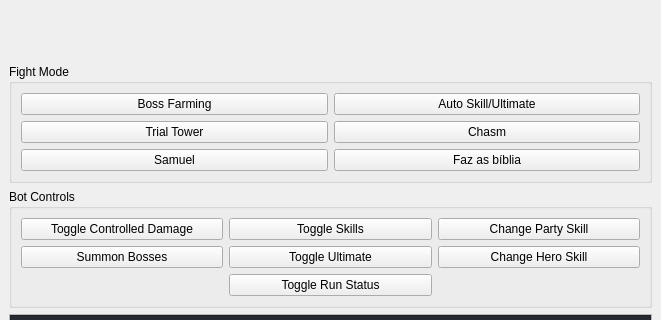
Qt form gui/mainwindow.ui (pedroksl/bossFarmer) before a commit; both pictures show x 0 to 661 and y 160 to 480 of the 661 by 607 pixel window.
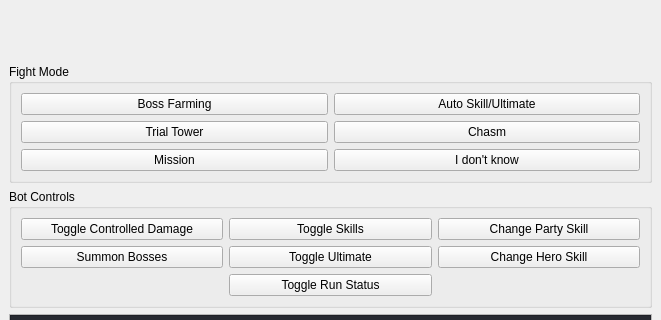
The same form after that commit.

Commit message: Added Mission Farming (currently only farms 17-3

The edit to the form file:
```diff
--- a/gui/mainwindow.ui
+++ b/gui/mainwindow.ui
@@ -83,14 +83,14 @@
        <item row="2" column="0">
         <widget class="QPushButton" name="fightModeEButton">
          <property name="text">
-          <string>Samuel</string>
+          <string>Mission</string>
          </property>
         </widget>
        </item>
        <item row="2" column="1">
         <widget class="QPushButton" name="fightModeFButton">
          <property name="text">
-          <string>Faz as bíblia</string>
+          <string>I don't know</string>
          </property>
         </widget>
        </item>
```
The commit also changes 12 other files.
